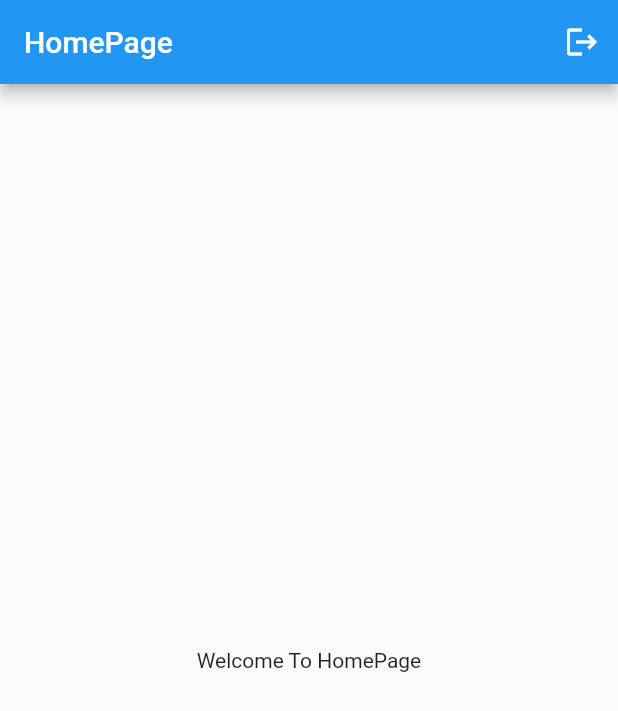
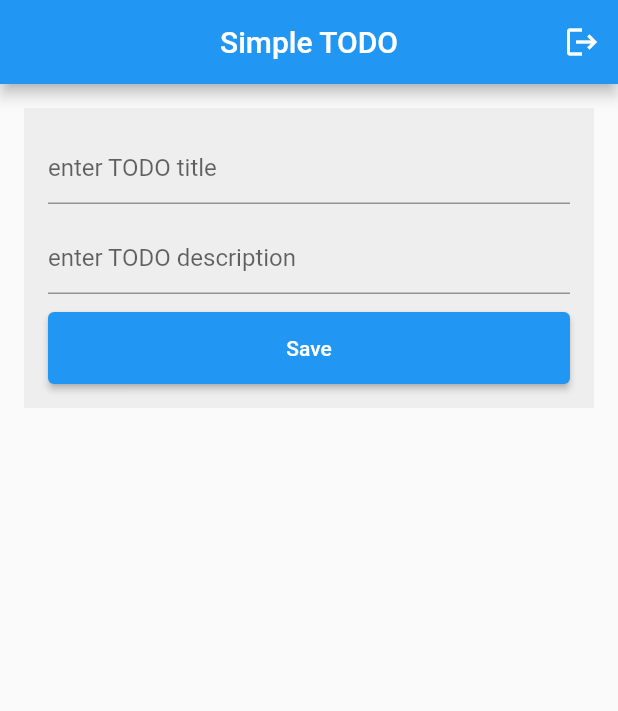
Before and after one commit to b3ingHassan/flutter_practice, a Flutter app: the screen it shows once a user with an empty profile is signed in, after a tap on the "logout" icon, on a phone screen of 412 x 824 dp. Shown: the top 711 px of the screen. Run offline on Flutter 3.47's test engine with Material 2 defaults, Android fonts, the phone set to English and light mode, and no system bars; our stand-ins replace cloud_firestore, firebase_auth, firebase_core; accounts and stored records are empty.

Commit message:
simple TODO app

```diff
--- a/lib/home_page.dart
+++ b/lib/home_page.dart
@@ -1,3 +1,4 @@
+import 'package:cloud_firestore/cloud_firestore.dart';
 import 'package:firebase_auth/firebase_auth.dart';
 import 'package:flutter/material.dart';
 
@@ -9,22 +10,105 @@ class HomePage extends StatefulWidget {
 }
 
 class _HomePageState extends State<HomePage> {
+  TextEditingController titleController = TextEditingController();
+  TextEditingController descriptionController = TextEditingController();
+  User? currUser = FirebaseAuth.instance.currentUser;
+
   @override
   Widget build(BuildContext context) {
     return Scaffold(
         appBar: AppBar(
-        title: const Text("HomePage"),
+          centerTitle: true,
+          title: const Text("Simple TODO"),
           actions: [
             IconButton(
               onPressed: () {
                 FirebaseAuth.instance.signOut();
               },
-              icon: Icon(Icons.logout))
+              icon: const Icon(Icons.logout),
+            )
           ],
         ),
-      body: const Center(
-        child: Text("Welcome To HomePage"),
+        body: Container(
+          padding: const EdgeInsets.all(16),
+          child: Column(
+            children: [
+              Container(
+                padding: const EdgeInsets.all(16),
+                height: 200,
+                color: Colors.grey.shade200,
+                child: Column(
+                  children: [
+                    TextField(
+                      controller: titleController,
+                      decoration:
+                          const InputDecoration(hintText: "enter TODO title"),
                     ),
+                    const SizedBox(
+                      height: 12,
+                    ),
+                    TextField(
+                      controller: descriptionController,
+                      decoration: const InputDecoration(
+                          hintText: "enter TODO description"),
+                    ),
+                    const SizedBox(
+                      height: 12,
+                    ),
+                    SizedBox(
+                      width: double.infinity,
+                      height: 48,
+                      child: ElevatedButton(
+                          onPressed: () async {
+                            if (currUser != null) {
+                              await FirebaseFirestore.instance
+                                  .collection("users")
+                                  .doc(currUser!.uid)
+                                  .collection("todos")
+                                  .add(
+                                {
+                                  'title': titleController.text,
+                                  'decription': descriptionController.text,
+                                },
                               );
                             }
+                          },
+                          child: const Text("Save")),
+                    )
+                  ],
+                ),
+              ),
+              Expanded(
+                child: Container(
+                  child: StreamBuilder<QuerySnapshot>(
+                      stream: FirebaseFirestore.instance
+                          .collection("users")
+                          .doc(currUser!.uid)
+                          .collection("todos")
+                          .snapshots(),
+                      builder: (context, snapshot) {
+                        if (snapshot.connectionState ==
+                            ConnectionState.waiting) {
+                          return Center(
+                            child: CircularProgressIndicator(),
+                          );
+                        } else {
+                          final docs = snapshot.data!.docs;
+                          return ListView.builder(
+                            itemCount: docs.length,
+                            itemBuilder: (BuildContext context, int index) {
+                              return ListTile(
+                                title: Text(docs[index]['title']),
+                                subtitle: Text(docs[index]['decription']),
+                              );
+                            },
+                          );
                         }
+                      }),
+                ),
+              )
+            ],
+          ),
+        ));
+  }
+}
--- a/lib/services/authentication_form.dart
+++ b/lib/services/authentication_form.dart
@@ -124,9 +124,17 @@ class _AuthenticationFormState extends State<AuthenticationForm> {
                       _formKey.currentState!.save();
                       isLogin
                           ? AuthenticationFunctions.signIn(
-                              context, email, password)
+                              context,
+                              email,
+                              password,
+                            )
                           : AuthenticationFunctions.signUp(
-                              context, email, password);
+                              context,
+                              email,
+                              password,
+                              fname,
+                              lname,
+                            );
                     }
                   },
                   child: isLogin ? const Text("Login") : const Text("Signup"),
--- a/pubspec.yaml
+++ b/pubspec.yaml
@@ -37,6 +37,7 @@ dependencies:
   cupertino_icons: ^1.0.2
   firebase_core: ^2.15.0
   firebase_auth: ^4.7.2
+  cloud_firestore: ^4.8.4
 
 dev_dependencies:
   flutter_test:
```
Also changed, not shown: lib/services/functions/authentication.dart (+25 -4 lines), pubspec.lock, 2 other files. Lines whose indentation alone changed are shown as unchanged.
